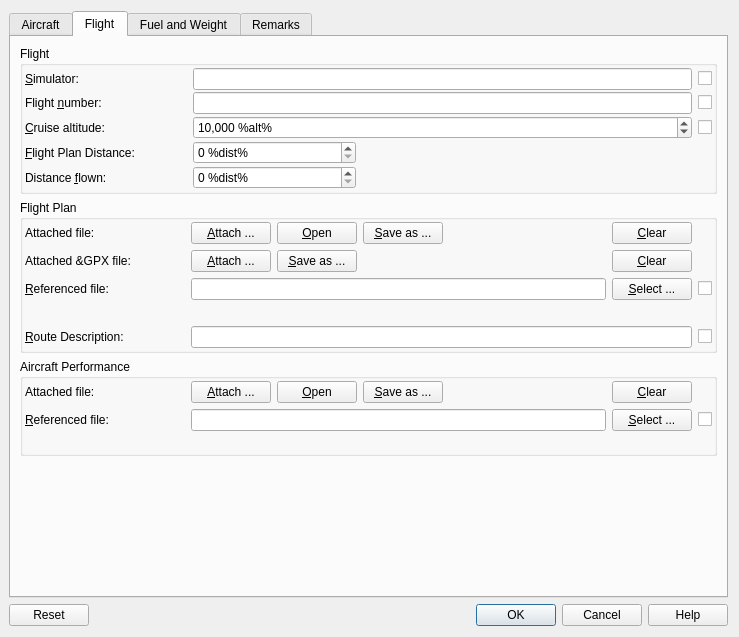
Old version of the form src/logbook/logdatadialog.ui in the repository albar965/littlenavmap.
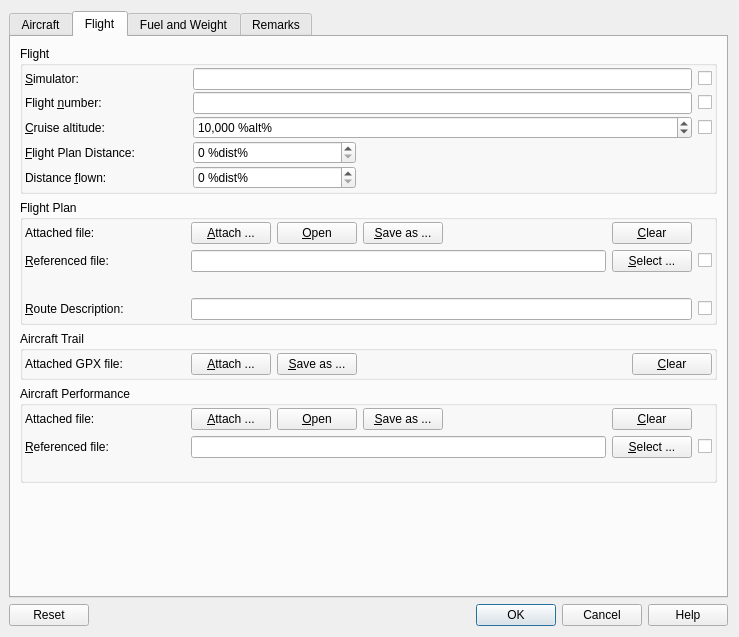
New version of the form. The open tabs and pages were chosen to show the change.

Commit message: Cleanup in logbook entry edit dialog

Patch:
```diff
--- a/src/logbook/logdatadialog.ui
+++ b/src/logbook/logdatadialog.ui
@@ -729,37 +729,10 @@
           <property name="bottomMargin">
            <number>2</number>
           </property>
-          <item row="3" column="2">
-           <widget class="QPushButton" name="pushButtonFlightPlanFileSelect">
-            <property name="toolTip">
-             <string>Select a new flight plan for reference.
-This updates only the path and does not attach the flight plan to the logbook entry.</string>
-            </property>
-            <property name="text">
-             <string>&amp;Select ...</string>
-            </property>
-           </widget>
-          </item>
-          <item row="5" column="1" colspan="2">
+          <item row="4" column="1" colspan="2">
            <widget class="QLineEdit" name="lineEditRouteString"/>
           </item>
-          <item row="3" column="0">
-           <widget class="QLabel" name="labelFlightPlanFile">
-            <property name="minimumSize">
-             <size>
-              <width>160</width>
-              <height>0</height>
-             </size>
-            </property>
-            <property name="text">
-             <string>&amp;Referenced file:</string>
-            </property>
-            <property name="buddy">
-             <cstring>lineEditFlightPlanFile</cstring>
-            </property>
-           </widget>
-          </item>
-          <item row="5" column="0">
+          <item row="4" column="0">
            <widget class="QLabel" name="labelRouteString">
             <property name="minimumSize">
              <size>
@@ -775,7 +748,47 @@
             </property>
            </widget>
           </item>
-          <item row="3" column="1">
+          <item row="3" column="1" colspan="2">
+           <widget class="QLabel" name="labelFlightPlanFileStatus">
+            <property name="text">
+             <string/>
+            </property>
+            <property name="wordWrap">
+             <bool>true</bool>
+            </property>
+            <property name="margin">
+             <number>5</number>
+            </property>
+            <property name="textInteractionFlags">
+             <set>Qt::LinksAccessibleByMouse|Qt::TextSelectableByMouse</set>
+            </property>
+           </widget>
+          </item>
+          <item row="0" column="0">
+           <widget class="QLabel" name="labelAttachedPlan">
+            <property name="minimumSize">
+             <size>
+              <width>160</width>
+              <height>0</height>
+             </size>
+            </property>
+            <property name="text">
+             <string>Attached file:</string>
+            </property>
+           </widget>
+          </item>
+          <item row="2" column="2">
+           <widget class="QPushButton" name="pushButtonFlightPlanFileSelect">
+            <property name="toolTip">
+             <string>Select a new flight plan for reference.
+This updates only the path and does not attach the flight plan to the logbook entry.</string>
+            </property>
+            <property name="text">
+             <string>&amp;Select ...</string>
+            </property>
+           </widget>
+          </item>
+          <item row="2" column="1">
            <widget class="QLineEdit" name="lineEditFlightPlanFile">
             <property name="toolTip">
              <string>Used flight plan file for trip.
@@ -784,6 +797,38 @@
             </property>
            </widget>
           </item>
+          <item row="4" column="3">
+           <widget class="QCheckBox" name="checkBoxRouteString">
+            <property name="sizePolicy">
+             <sizepolicy hsizetype="Fixed" vsizetype="Fixed">
+              <horstretch>0</horstretch>
+              <verstretch>0</verstretch>
+             </sizepolicy>
+            </property>
+            <property name="toolTip">
+             <string>Check to change this field for all selected logbook entries</string>
+            </property>
+            <property name="text">
+             <string/>
+            </property>
+           </widget>
+          </item>
+          <item row="2" column="0">
+           <widget class="QLabel" name="labelFlightPlanFile">
+            <property name="minimumSize">
+             <size>
+              <width>160</width>
+              <height>0</height>
+             </size>
+            </property>
+            <property name="text">
+             <string>&amp;Referenced file:</string>
+            </property>
+            <property name="buddy">
+             <cstring>lineEditFlightPlanFile</cstring>
+            </property>
+           </widget>
+          </item>
           <item row="0" column="1" colspan="2">
            <layout class="QHBoxLayout" name="horizontalLayoutAttachedPlan">
             <item>
@@ -841,36 +886,7 @@
             </item>
            </layout>
           </item>
-          <item row="1" column="0">
-           <widget class="QLabel" name="labelAttachedGpx">
-            <property name="minimumSize">
-             <size>
-              <width>160</width>
-              <height>0</height>
-             </size>
-            </property>
-            <property name="text">
-             <string>Attached &amp;GPX file:</string>
-            </property>
-           </widget>
-          </item>
-          <item row="4" column="1" colspan="2">
-           <widget class="QLabel" name="labelFlightPlanFileStatus">
-            <property name="text">
-             <string/>
-            </property>
-            <property name="wordWrap">
-             <bool>true</bool>
-            </property>
-            <property name="margin">
-             <number>5</number>
-            </property>
-            <property name="textInteractionFlags">
-             <set>Qt::LinksAccessibleByMouse|Qt::TextSelectableByMouse</set>
-            </property>
-           </widget>
-          </item>
-          <item row="3" column="3">
+          <item row="2" column="3">
            <widget class="QCheckBox" name="checkBoxFlightPlanFile">
             <property name="sizePolicy">
              <sizepolicy hsizetype="Fixed" vsizetype="Fixed">
@@ -886,40 +902,42 @@
             </property>
            </widget>
           </item>
-          <item row="5" column="3">
-           <widget class="QCheckBox" name="checkBoxRouteString">
-            <property name="sizePolicy">
-             <sizepolicy hsizetype="Fixed" vsizetype="Fixed">
-              <horstretch>0</horstretch>
-              <verstretch>0</verstretch>
-             </sizepolicy>
-            </property>
-            <property name="toolTip">
-             <string>Check to change this field for all selected logbook entries</string>
-            </property>
-            <property name="text">
-             <string/>
-            </property>
-           </widget>
-          </item>
-          <item row="0" column="0">
-           <widget class="QLabel" name="labelAttachedPlan">
-            <property name="minimumSize">
-             <size>
-              <width>160</width>
-              <height>0</height>
-             </size>
-            </property>
-            <property name="text">
-             <string>Attached file:</string>
-            </property>
-            <property name="buddy">
-             <cstring>labelAttachedPlan</cstring>
-            </property>
-           </widget>
-          </item>
-          <item row="1" column="1" colspan="2">
-           <layout class="QHBoxLayout" name="horizontalLayoutAttachedGpx">
+         </layout>
+        </widget>
+       </item>
+       <item>
+        <widget class="QGroupBox" name="groupBoxTrail">
+         <property name="title">
+          <string>Aircraft Trail</string>
+         </property>
+         <layout class="QGridLayout" name="gridLayout_8">
+          <property name="leftMargin">
+           <number>2</number>
+          </property>
+          <property name="topMargin">
+           <number>2</number>
+          </property>
+          <property name="rightMargin">
+           <number>2</number>
+          </property>
+          <property name="bottomMargin">
+           <number>2</number>
+          </property>
+          <item row="0" column="1" colspan="2">
+           <layout class="QHBoxLayout" name="horizontalLayoutAttachedGpx_2">
+            <item>
+             <widget class="QLabel" name="labelAttachedGpx">
+              <property name="minimumSize">
+               <size>
+                <width>160</width>
+                <height>0</height>
+               </size>
+              </property>
+              <property name="text">
+               <string>Attached GPX file:</string>
+              </property>
+             </widget>
+            </item>
             <item>
              <widget class="QPushButton" name="pushButtonAttachedGpxAdd">
               <property name="toolTip">
@@ -943,7 +961,7 @@
              </widget>
             </item>
             <item>
-             <spacer name="horizontalSpacer_3">
+             <spacer name="horizontalSpacer_4">
               <property name="orientation">
                <enum>Qt::Horizontal</enum>
               </property>
```
Left out of the diff: 7 changed lines with no effect on the pictures.
